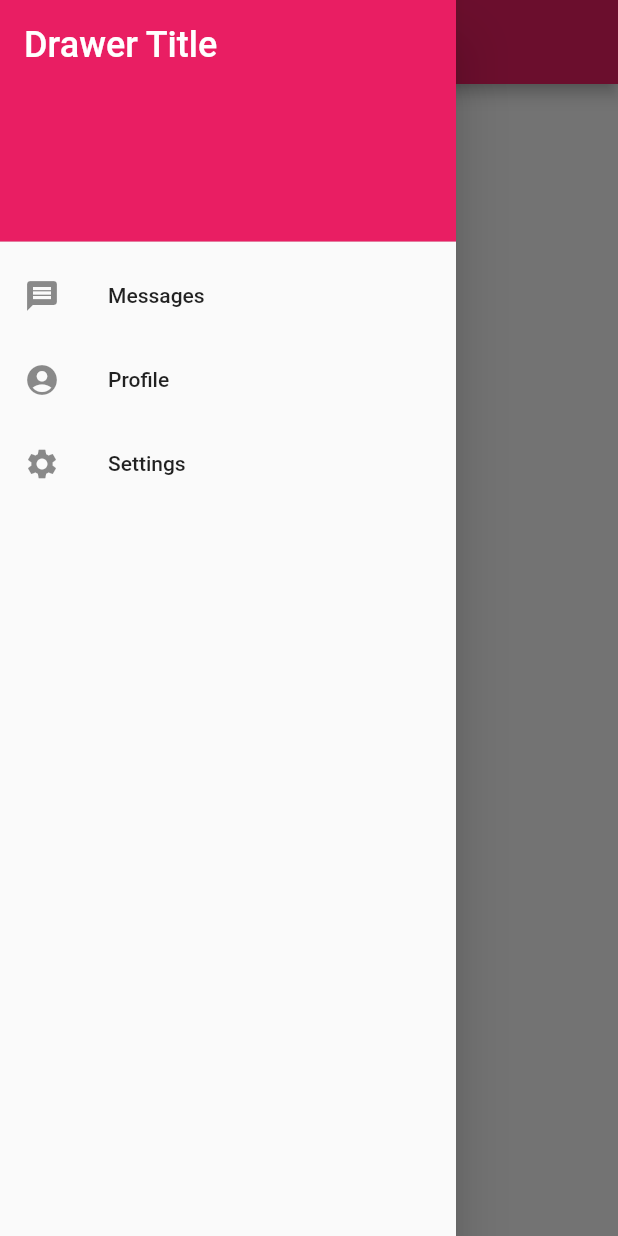
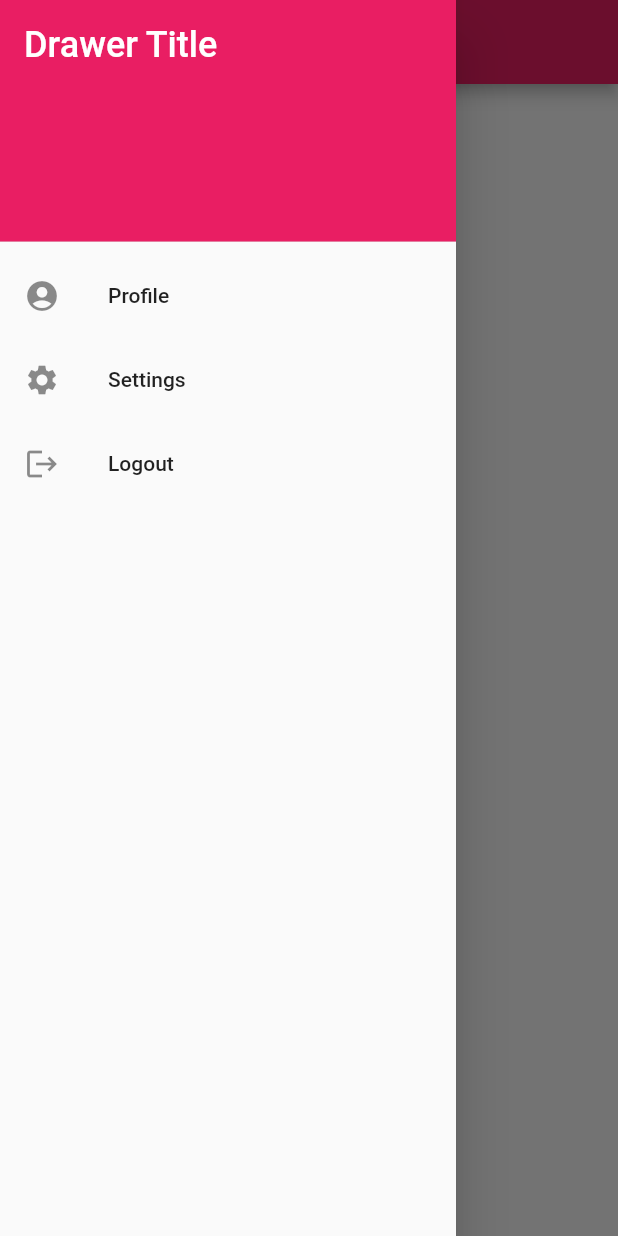
Before and after one commit to weirdthou/flutter-widgets, a Flutter app: the screen it shows after launch, with the side drawer open, on a phone screen of 412 x 824 dp. Run offline on Flutter 3.47's test engine with Material 2 defaults, Android fonts, the phone set to English and light mode, and no system bars.

Commit message:
add new list item

```diff
--- a/flutter_widgets/lib/main.dart
+++ b/flutter_widgets/lib/main.dart
@@ -35,16 +35,16 @@ class MyApp extends StatelessWidget {
                 ),
               ),
               ListTile(
-                leading: Icon(Icons.message),
-                title: Text('Messages'),
-              ),
-              ListTile(
                 leading: Icon(Icons.account_circle),
                 title: Text('Profile'),
               ),
               ListTile(
                 leading: Icon(Icons.settings),
                 title: Text('Settings'),
+              ),
+              ListTile(
+                leading: Icon(Icons.logout),
+                title: Text('Logout'),
               ),
             ],
           ),
```
